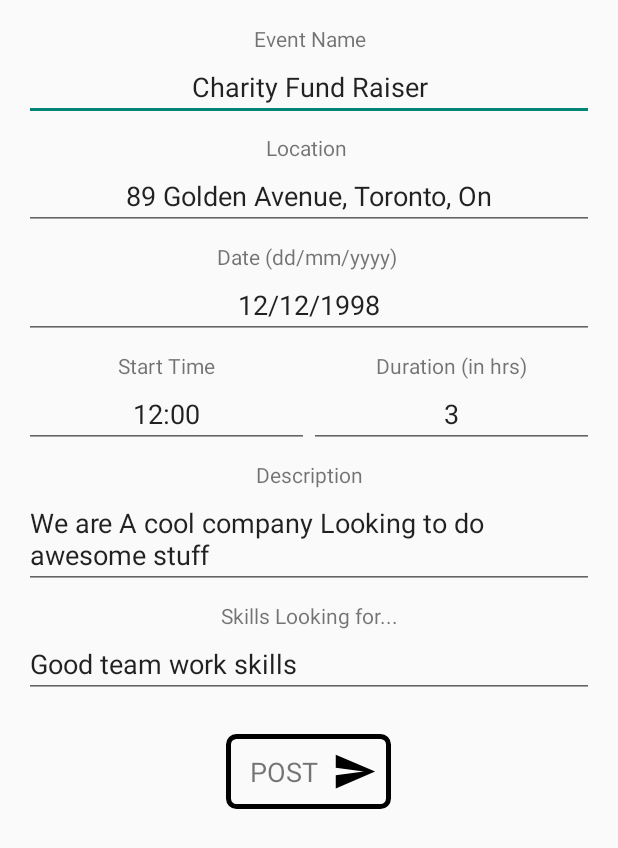
After one commit to ahmedk2/VolunteerHub, an Android app: the CreateNewVolunteerOpportunity screen opened directly, with no data from a screen before it, on a phone screen of 412 x 824 dp. The commit adds this screen. Shown: the top 848 px of the screen. Run offline under Robolectric (Android 15) with nearby library versions, the phone set to English and light mode, and no system bars.

Commit message:
UI for volunteer opportunities complete

```diff
--- a/app/src/main/AndroidManifest.xml
+++ b/app/src/main/AndroidManifest.xml
@@ -16,6 +16,7 @@
                 <category android:name="android.intent.category.LAUNCHER" />
             </intent-filter>
         </activity>
+        <activity android:name=".CreateNewVolunteerOpportunity"></activity>
     </application>
 
 </manifest>
--- /dev/null
+++ b/app/src/main/java/adjktp/volunteerhub/CreateNewVolunteerOpportunity.java
@@ -0,0 +1,21 @@
+package adjktp.volunteerhub;
+
+import android.support.v7.app.AppCompatActivity;
+import android.os.Bundle;
+import android.view.WindowManager;
+
+public class CreateNewVolunteerOpportunity extends AppCompatActivity {
+
+    @Override
+    protected void onCreate(Bundle savedInstanceState) {
+        super.onCreate(savedInstanceState);
+        setContentView(R.layout.activity_create_new_volunteer_opportunity);
+
+        // make app fullscreen
+        getWindow().setFlags(WindowManager.LayoutParams.FLAG_FULLSCREEN,
+                WindowManager.LayoutParams.FLAG_FULLSCREEN);
+
+    }
+
+
+}
--- a/app/src/main/java/adjktp/volunteerhub/Fragments/LeftFragment.java
+++ b/app/src/main/java/adjktp/volunteerhub/Fragments/LeftFragment.java
@@ -9,7 +9,6 @@ import android.widget.ImageView;
 import android.widget.ListView;
 
 import java.util.ArrayList;
-import java.util.List;
 
 import adjktp.volunteerhub.Adapters.VolunteerOpportunityAdapter;
 import adjktp.volunteerhub.CustomObjectClasses.VolunteerOpportunity;
@@ -30,7 +29,7 @@ public class LeftFragment extends Fragment {
                              Bundle savedInstanceState) {
 
         // Inflate the layout for this fragment
-        rootView = inflater.inflate(R.layout.fragment_left, container, false);
+        rootView = inflater.inflate(R.layout.fragment_past_future_events, container, false);
 
         // find ouot user type
         DatabaseHelper dbHelper = new DatabaseHelper(getContext());
@@ -113,6 +112,11 @@ public class LeftFragment extends Fragment {
     }
 
     private void createUIForCompany() {
+        rootView.findViewById(R.id.btnPastEvents).setVisibility(View.GONE);
+        rootView.findViewById(R.id.btnAddNewEvents).setVisibility(View.GONE);
+        rootView.findViewById(R.id.btnFutureEvents).setVisibility(View.GONE);
+
+
         ArrayList<VolunteerOpportunity> opportunities = new ArrayList<>();
         opportunities.add(new VolunteerOpportunity("Lg", "23/6/2019", 1, 132));
         opportunities.add(new VolunteerOpportunity("Local Reading", "23/2/2019", 1, 9));
--- a/app/src/main/java/adjktp/volunteerhub/Fragments/MiddleFragment.java
+++ b/app/src/main/java/adjktp/volunteerhub/Fragments/MiddleFragment.java
@@ -1,18 +1,19 @@
 package adjktp.volunteerhub.Fragments;
 
-import android.content.Context;
-import android.net.Uri;
+import android.content.Intent;
 import android.os.Bundle;
 import android.support.annotation.Nullable;
 import android.support.v4.app.Fragment;
 import android.view.LayoutInflater;
 import android.view.View;
 import android.view.ViewGroup;
+import android.widget.ImageView;
 import android.widget.ListView;
 
 import java.util.ArrayList;
 
 import adjktp.volunteerhub.Adapters.VolunteerOpportunityAdapter;
+import adjktp.volunteerhub.CreateNewVolunteerOpportunity;
 import adjktp.volunteerhub.CustomObjectClasses.VolunteerOpportunity;
 import adjktp.volunteerhub.R;
 import adjktp.volunteerhub.SQLiteFiles.DatabaseHelper;
@@ -29,7 +30,7 @@ public class MiddleFragment extends Fragment {
     @Nullable
     @Override
     public View onCreateView(LayoutInflater inflater, @Nullable ViewGroup container, @Nullable Bundle savedInstanceState) {
-        rootView = LayoutInflater.from(getContext()).inflate(R.layout.fragment_left, container, false);
+        rootView = LayoutInflater.from(getContext()).inflate(R.layout.fragment_past_future_events, container, false);
 
         DatabaseHelper dbHelper = new DatabaseHelper(getContext());
         if (dbHelper.getValue("userIsVolunteer") == "1") {
@@ -45,6 +46,19 @@ public class MiddleFragment extends Fragment {
     }
 
     private void createUIForCompany() {
+        rootView.findViewById(R.id.btnPastEvents).setVisibility(View.GONE);
+        rootView.findViewById(R.id.btnFutureEvents).setVisibility(View.GONE);
+
+        // listener for creating new opportunities
+        ((ImageView) rootView.findViewById(R.id.btnAddNewEvents)).setOnClickListener(new View.OnClickListener() {
+            @Override
+            public void onClick(View view) {
+                Intent i = new Intent(getContext(), CreateNewVolunteerOpportunity.class);
+                startActivity(i);
+            }
+        });
+
+
         ArrayList<VolunteerOpportunity> opportunities = new ArrayList<>();
         opportunities.add(new VolunteerOpportunity("Local Reading", "23/2/2019", 0, 9));
         opportunities.add(new VolunteerOpportunity("Something about cleing", "23/9/2019", 0, 98));
--- /dev/null
+++ b/app/src/main/res/drawable/border.xml
@@ -0,0 +1,6 @@
+<?xml version="1.0" encoding="UTF-8"?>
+<shape xmlns:android="http://schemas.android.com/apk/res/android">
+    <stroke android:width="3dp" android:color="#000000" />
+    <corners android:radius="5dp"/>
+    <padding android:left="0dp" android:top="0dp" android:right="0dp" android:bottom="0dp" />
+</shape>
--- /dev/null
+++ b/app/src/main/res/drawable/ic_send_black_24dp.xml
@@ -0,0 +1,4 @@
+<vector android:height="50dp" android:viewportHeight="24.0"
+    android:viewportWidth="24.0" android:width="50dp" xmlns:android="http://schemas.android.com/apk/res/android">
+    <path android:fillColor="#000" android:pathData="M2.01,21L23,12 2.01,3 2,10l15,2 -15,2z"/>
+</vector>
--- /dev/null
+++ b/app/src/main/res/layout/activity_create_new_volunteer_opportunity.xml
@@ -0,0 +1,172 @@
+<?xml version="1.0" encoding="utf-8"?>
+<LinearLayout
+    xmlns:android="http://schemas.android.com/apk/res/android"
+    xmlns:tools="http://schemas.android.com/tools"
+    android:layout_width="match_parent"
+    android:layout_height="match_parent"
+    android:orientation="vertical"
+    android:paddingLeft="16dp"
+    android:paddingRight="16dp"
+    tools:context=".CreateNewVolunteerOpportunity">
+
+    <TextView
+        android:paddingTop="16dp"
+        android:gravity="center"
+        android:layout_width="match_parent"
+        android:layout_height="wrap_content"
+        android:text="Event Name"/>
+
+    <EditText
+        android:gravity="center"
+        android:text="Charity Fund Raiser"
+        android:id="@+id/etEventName"
+        android:layout_width="match_parent"
+        android:layout_height="wrap_content"
+        android:layout_marginBottom="8dp"/>
+
+    <TextView
+        android:gravity="center"
+        android:layout_width="match_parent"
+        android:layout_height="wrap_content"
+        android:text="Location "/>
+
+    <EditText
+        android:gravity="center"
+        android:text="89 Golden Avenue, Toronto, On"
+        android:layout_width="match_parent"
+        android:layout_height="wrap_content"
+        android:layout_marginBottom="8dp"/>
+
+    <TextView
+        android:gravity="center"
+        android:layout_width="match_parent"
+        android:layout_height="wrap_content"
+        android:text="Date (dd/mm/yyyy) "/>
+
+    <EditText
+        android:gravity="center"
+        android:text="12/12/1998"
+        android:layout_width="match_parent"
+        android:layout_height="wrap_content"
+        android:layout_marginBottom="8dp"/>
+
+    <LinearLayout
+        android:layout_width="match_parent"
+        android:layout_height="wrap_content"
+        android:orientation="horizontal">
+
+        <LinearLayout
+            android:layout_width="0dp"
+            android:layout_weight="1"
+            android:orientation="vertical"
+            android:layout_height="wrap_content">
+
+            <TextView
+                android:gravity="center"
+                android:layout_width="match_parent"
+                android:layout_height="wrap_content"
+                android:text="Start Time"/>
+
+            <EditText
+                android:gravity="center"
+                android:text="12:00"
+                android:id="@+id/etStartTime"
+                android:inputType="time"
+                android:layout_width="match_parent"
+                android:layout_height="wrap_content"
+                android:layout_marginBottom="8dp"/>
+
+        </LinearLayout>
+
+        <LinearLayout
+            android:layout_width="0dp"
+            android:layout_weight="1"
+            android:orientation="vertical"
+            android:layout_height="wrap_content">
+
+            <TextView
+                android:gravity="center"
+                android:layout_width="match_parent"
+                android:layout_height="wrap_content"
+                android:text="Duration (in hrs)"/>
+
+            <EditText
+                android:gravity="center"
+                android:text="3"
+                android:id="@+id/etDuration"
+                android:inputType="time"
+                android:layout_width="match_parent"
+                android:layout_height="wrap_content"
+                android:layout_marginBottom="8dp"/>
+
+        </LinearLayout>
+
+    </LinearLayout>
+
+    <TextView
+        android:gravity="center"
+        android:layout_width="match_parent"
+        android:layout_height="wrap_content"
+        android:text="Description"/>
+
+
+    <EditText
+        android:text="We are A cool company Looking to do awesome stuff"
+        android:id="@+id/etDescription"
+        android:layout_width="match_parent"
+        android:layout_height="wrap_content"
+        android:layout_marginBottom="8dp"/>
+
+    <TextView
+        android:gravity="center"
+        android:layout_width="match_parent"
+        android:layout_height="wrap_content"
+        android:text="Skills Looking for..."/>
+
+
+    <EditText
+        android:text="Good team work skills"
+        android:id="@+id/etSkills"
+        android:layout_width="match_parent"
+        android:layout_height="wrap_content"
+        android:layout_marginBottom="8dp"/>
+
+    <RelativeLayout
+        android:paddingTop="16dp"
+        android:layout_width="match_parent"
+        android:layout_height="match_parent">
+
+        <LinearLayout
+            android:background="@drawable/border"
+            android:layout_width="wrap_content"
+            android:layout_height="wrap_content"
+            android:layout_centerHorizontal="true">
+
+            <LinearLayout
+                android:orientation="horizontal"
+                android:layout_width="110dp"
+                android:layout_height="50dp">
+
+                <TextView
+                    android:paddingLeft="16dp"
+                    android:layout_width="wrap_content"
+                    android:layout_height="match_parent"
+                    android:gravity="center_vertical"
+                    android:text="POST"
+                    android:textSize="18sp"/>
+
+                <ImageView
+                    android:layout_gravity="center_vertical"
+                    android:layout_width="match_parent"
+                    android:layout_height="30dp"
+                    android:src="@drawable/ic_send_black_24dp"/>
+
+            </LinearLayout>
+
+        </LinearLayout>
+
+
+    </RelativeLayout>
+
+
+</LinearLayout>
--- a/app/src/main/res/layout/fragment_left.xml
+++ b/app/src/main/res/layout/fragment_past_future_events.xml
@@ -9,7 +9,7 @@
     <LinearLayout
         android:paddingTop="8dp"
         android:layout_width="match_parent"
-        android:layout_height="75dp"
+        android:layout_height="wrap_content"
         android:gravity="center_horizontal">
 
         <ImageView
@@ -17,10 +17,10 @@
             android:layout_margin="8dp"
             android:layout_width="75dp"
             android:layout_height="50dp"
-            android:src="@drawable/ic_past_events_black_24dp"
-            android:visibility="invisible"/>
+            android:src="@drawable/ic_past_events_black_24dp"/>
 
         <ImageView
+            android:id="@+id/btnAddNewEvents"
             android:layout_width="75dp"
             android:layout_height="50dp"
             android:visibility="visible"
@@ -32,8 +32,7 @@
             android:layout_margin="8dp"
             android:layout_width="70dp"
             android:layout_height="50dp"
-            android:src="@drawable/ic_future_events_black_24dp"
-            android:visibility="invisible"/>
+            android:src="@drawable/ic_future_events_black_24dp"/>
 
     </LinearLayout>
 
```
